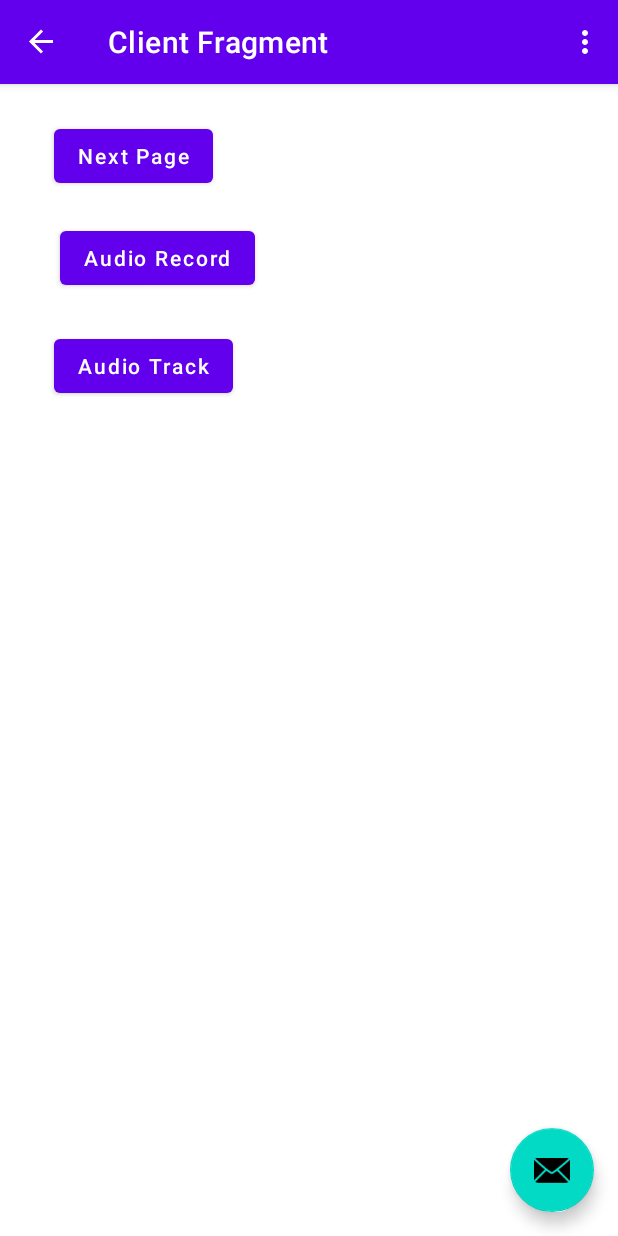
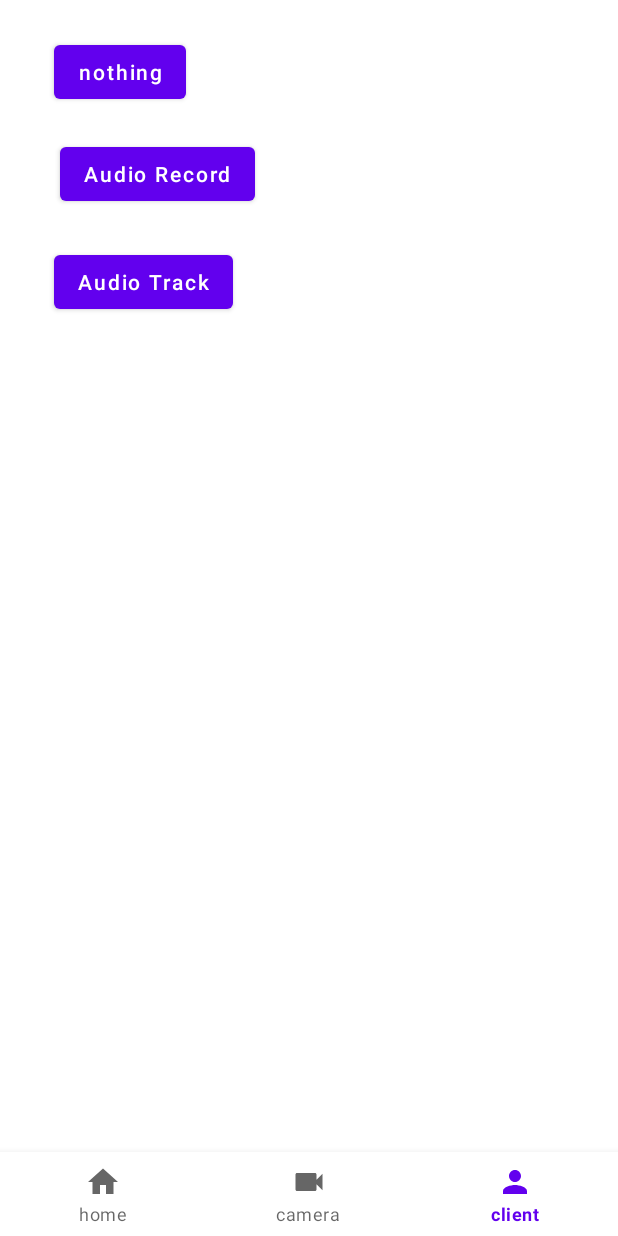
Before and after one commit to kevinhsu0411/Android-Real_Time_Monitor, an Android app: the ClientFragment screen opened through its navigation route, on a phone screen of 412 x 824 dp. Run offline under Robolectric (Android 15) with nearby library versions, the phone set to English and light mode, and no system bars; our stand-ins replace RxJava, navigation-ui; 1 statement that could not run was skipped.

Commit message:
1. 分頁功能切換用Navigation Bar完成 2. fix camera state

```diff
--- a/app/src/main/java/com/kevinserver/CameraFragment.kt
+++ b/app/src/main/java/com/kevinserver/CameraFragment.kt
@@ -12,7 +12,6 @@ import android.os.Bundle
 import android.util.Log
 import android.view.*
 import androidx.fragment.app.Fragment
-import androidx.navigation.fragment.findNavController
 import com.kevinserver.databinding.FragmentCameraBinding
 import java.io.*
 import android.view.LayoutInflater
@@ -24,6 +23,8 @@ import android.text.method.ScrollingMovementMethod
 import io.reactivex.Completable
 import io.reactivex.Observable
 import io.reactivex.ObservableEmitter
+import io.reactivex.disposables.Disposable
+import java.lang.Exception
 import java.text.SimpleDateFormat
 import java.util.*
 import java.util.concurrent.TimeUnit
@@ -76,9 +77,6 @@ class CameraFragment : Fragment() {
     override fun onViewCreated(view: View, savedInstanceState: Bundle?) {
         super.onViewCreated(view, savedInstanceState)
 
-        binding.buttonSecond.setOnClickListener {
-            findNavController().navigate(R.id.action_SecondFragment_to_ThreedFragment)
-        }
 
         activity?.let { showWifiIp(it) }
         initView(view)
@@ -149,9 +147,13 @@ class CameraFragment : Fragment() {
     }
 
     private fun startPreview() {
-        printLog("startPreview")
+        printLog("start Preview")
         queryPreviewIndex = 0
-        camera?.startPreview()
+        try {
+            camera?.startPreview()
+        } catch (e: Exception) {
+            printLog("*** can not startPreview ***")
+        }
     }
 
     private fun closePreview() {
@@ -182,11 +184,22 @@ class CameraFragment : Fragment() {
     }
 
     override fun onResume() {
-        printLog( "CAMERA onResume +++")
+        printLog( "Camera Fragment onResume +++")
         super.onResume()
         mSurfaceHolder.addCallback(mSurfaceHandlerCallback)
         camera?.setPreviewCallback(mPreviewCallback)
-        startPreview()
+        Completable.timer(2, TimeUnit.SECONDS).subscribe { startPreview() }
+    }
+
+    override fun onDestroy() {
+        super.onDestroy()
+        printLog( "Camera Fragment onDestroy +++")
+        timeOutStopPreviewDisposable?.dispose()
+    }
+
+    override fun onPause() {
+        super.onPause()
+        printLog( "Camera Fragment onPause +++")
     }
 
     var picture = PictureCallback { data, camera ->
@@ -245,7 +258,7 @@ class CameraFragment : Fragment() {
                         mSurfaceHolder = mFloatView.getHolder()
                         mSurfaceHolder.addCallback(mSurfaceHandlerCallback)
                         camera?.setPreviewCallback(mPreviewCallback)
-                        startPreview()
+                        Completable.timer(2, TimeUnit.SECONDS).subscribe { startPreview() }
                         isFloatView = true
                     }
                 } else {
@@ -265,14 +278,19 @@ class CameraFragment : Fragment() {
     }
 
     fun isHome(): Boolean {
-        val mActivityManager = activity?.getSystemService(Context.ACTIVITY_SERVICE) as ActivityManager
-        val rti = mActivityManager.getRunningTasks(1);
-        val strs = getHomes()
-        if (strs != null && strs.size > 0) {
-            return strs.contains(rti.get(0).topActivity?.getPackageName())
-        } else {
-            return false;
+        try {
+            val mActivityManager = activity?.let { it.getSystemService(Context.ACTIVITY_SERVICE) as ActivityManager }
+            val rti = mActivityManager?.getRunningTasks(1)
+            val strs = getHomes()
+            if (strs != null && strs.size > 0) {
+                return strs.contains(rti?.get(0)?.topActivity?.getPackageName())
+            } else {
+                return false
+            }
+        } catch (e: Exception) {
+            printLog(e.toString())
         }
+        return false;
     }
 
     private fun getHomes(): List<String>? {
@@ -289,8 +307,9 @@ class CameraFragment : Fragment() {
         return names
     }
 
+    var timeOutStopPreviewDisposable: Disposable ?= null
     private fun timeOutStopPreview() {
-        Observable.interval(1, TimeUnit.SECONDS).subscribe {
+        timeOutStopPreviewDisposable = Observable.interval(1, TimeUnit.SECONDS).subscribe {
             queryPreviewIndex++
             if (queryPreviewIndex >= mIdlePreviewTime) {
                 closePreview()
--- a/app/src/main/java/com/kevinserver/ClientFragment.kt
+++ b/app/src/main/java/com/kevinserver/ClientFragment.kt
@@ -60,7 +60,7 @@ class ClientFragment : Fragment() {
         super.onViewCreated(view, savedInstanceState)
 
         binding.clientNextPage.setOnClickListener {
-            findNavController().navigate(R.id.action_ThreedFragment_to_FirstFragment)
+            findNavController().navigate(R.id.ThreedFragment)
         }
 
         binding.clientAudioRecord.setOnClickListener {
--- a/app/src/main/java/com/kevinserver/FirstFragment.kt
+++ b/app/src/main/java/com/kevinserver/FirstFragment.kt
@@ -33,7 +33,7 @@ class FirstFragment : Fragment() {
         super.onViewCreated(view, savedInstanceState)
 
         binding.buttonFirst.setOnClickListener {
-            findNavController().navigate(R.id.action_FirstFragment_to_SecondFragment)
+            //findNavController().navigate(R.id.FirstFragment)
         }
     }
 
--- a/app/src/main/java/com/kevinserver/MainActivity.kt
+++ b/app/src/main/java/com/kevinserver/MainActivity.kt
@@ -16,12 +16,15 @@ import androidx.navigation.ui.navigateUp
 import androidx.navigation.ui.setupActionBarWithNavController
 import android.view.Menu
 import android.view.MenuItem
+import androidx.navigation.ui.NavigationUI.setupWithNavController
+import androidx.navigation.ui.setupWithNavController
+import com.google.android.material.bottomnavigation.BottomNavigationView
 import com.kevinserver.databinding.ActivityMainBinding
 
 
 class MainActivity : AppCompatActivity() {
 
-    private lateinit var appBarConfiguration: AppBarConfiguration
+    //private lateinit var appBarConfiguration: AppBarConfiguration
     private lateinit var binding: ActivityMainBinding
 
     companion object {
@@ -39,16 +42,9 @@ class MainActivity : AppCompatActivity() {
         ROOT_DIR_PATH = this.filesDir.toString()
         Log.d("KK", "rootPath = ${ROOT_DIR_PATH}")
 
-        setSupportActionBar(binding.toolbar)
-
+        val navView: BottomNavigationView = findViewById(R.id.nav_view)
         val navController = findNavController(R.id.nav_host_fragment_content_main)
-        appBarConfiguration = AppBarConfiguration(navController.graph)
-        setupActionBarWithNavController(navController, appBarConfiguration)
-
-        binding.fab.setOnClickListener { view ->
-            Snackbar.make(view, "Replace with your own action", Snackbar.LENGTH_LONG)
-                .setAction("Action", null).show()
-        }
+        navView.setupWithNavController(navController)
 
         initPowerWakeLock()
 
@@ -65,22 +61,6 @@ class MainActivity : AppCompatActivity() {
         }
     }
 
-    override fun onCreateOptionsMenu(menu: Menu): Boolean {
-        // Inflate the menu; this adds items to the action bar if it is present.
-        menuInflater.inflate(R.menu.menu_main, menu)
-        return true
-    }
-
-    override fun onOptionsItemSelected(item: MenuItem): Boolean {
-        // Handle action bar item clicks here. The action bar will
-        // automatically handle clicks on the Home/Up button, so long
-        // as you specify a parent activity in AndroidManifest.xml.
-        return when (item.itemId) {
-            R.id.action_settings -> true
-            else -> super.onOptionsItemSelected(item)
-        }
-    }
-
     override fun onPause() {
         Log.d("kk", "onPause --")
         super.onPause()
@@ -90,12 +70,6 @@ class MainActivity : AppCompatActivity() {
         Log.d("kk", "onDestroy --")
         super.onDestroy()
         wakeLock.release()
-    }
-
-    override fun onSupportNavigateUp(): Boolean {
-        val navController = findNavController(R.id.nav_host_fragment_content_main)
-        return navController.navigateUp(appBarConfiguration)
-                || super.onSupportNavigateUp()
     }
 
     fun init_web_service() {
--- /dev/null
+++ b/app/src/main/res/drawable-v24/ic_baseline_home_24.xml
@@ -0,0 +1,5 @@
+<vector android:autoMirrored="true" android:height="24dp"
+    android:tint="?attr/colorControlNormal" android:viewportHeight="24"
+    android:viewportWidth="24" android:width="24dp" xmlns:android="http://schemas.android.com/apk/res/android">
+    <path android:fillColor="@android:color/white" android:pathData="M10,20v-6h4v6h5v-8h3L12,3 2,12h3v8z"/>
+</vector>
--- /dev/null
+++ b/app/src/main/res/drawable/ic_baseline_person_24.xml
@@ -0,0 +1,10 @@
+<vector xmlns:android="http://schemas.android.com/apk/res/android"
+    android:width="24dp"
+    android:height="24dp"
+    android:viewportWidth="24"
+    android:viewportHeight="24"
+    android:tint="?attr/colorControlNormal">
+  <path
+      android:fillColor="@android:color/white"
+      android:pathData="M12,12c2.21,0 4,-1.79 4,-4s-1.79,-4 -4,-4 -4,1.79 -4,4 1.79,4 4,4zM12,14c-2.67,0 -8,1.34 -8,4v2h16v-2c0,-2.66 -5.33,-4 -8,-4z"/>
+</vector>
--- /dev/null
+++ b/app/src/main/res/drawable/ic_baseline_videocam_24.xml
@@ -0,0 +1,10 @@
+<vector xmlns:android="http://schemas.android.com/apk/res/android"
+    android:width="24dp"
+    android:height="24dp"
+    android:viewportWidth="24"
+    android:viewportHeight="24"
+    android:tint="?attr/colorControlNormal">
+  <path
+      android:fillColor="@android:color/white"
+      android:pathData="M17,10.5V7c0,-0.55 -0.45,-1 -1,-1H4c-0.55,0 -1,0.45 -1,1v10c0,0.55 0.45,1 1,1h12c0.55,0 1,-0.45 1,-1v-3.5l4,4v-11l-4,4z"/>
+</vector>
--- a/app/src/main/res/layout/activity_main.xml
+++ b/app/src/main/res/layout/activity_main.xml
@@ -6,29 +6,7 @@
     android:layout_height="match_parent"
     tools:context=".MainActivity">
 
-    <com.google.android.material.appbar.AppBarLayout
-        android:layout_width="match_parent"
-        android:layout_height="wrap_content"
-        android:theme="@style/Theme.KevinServer.AppBarOverlay">
-
-        <androidx.appcompat.widget.Toolbar
-            android:id="@+id/toolbar"
-            android:layout_width="match_parent"
-            android:layout_height="?attr/actionBarSize"
-            android:background="?attr/colorPrimary"
-            app:popupTheme="@style/Theme.KevinServer.PopupOverlay" />
-
-    </com.google.android.material.appbar.AppBarLayout>
-
     <include layout="@layout/content_main" />
 
-    <com.google.android.material.floatingactionbutton.FloatingActionButton
-        android:id="@+id/fab"
-        android:layout_width="wrap_content"
-        android:layout_height="wrap_content"
-        android:layout_gravity="bottom|end"
-        android:layout_marginEnd="@dimen/fab_margin"
-        android:layout_marginBottom="16dp"
-        app:srcCompat="@android:drawable/ic_dialog_email" />
 
 </androidx.coordinatorlayout.widget.CoordinatorLayout>
--- a/app/src/main/res/layout/content_main.xml
+++ b/app/src/main/res/layout/content_main.xml
@@ -16,4 +16,16 @@
         app:layout_constraintRight_toRightOf="parent"
         app:layout_constraintTop_toTopOf="parent"
         app:navGraph="@navigation/nav_graph" />
+
+    <com.google.android.material.bottomnavigation.BottomNavigationView
+        android:id="@+id/nav_view"
+        android:layout_width="0dp"
+        android:layout_height="wrap_content"
+        android:layout_marginStart="0dp"
+        android:layout_marginEnd="0dp"
+        android:background="?android:attr/windowBackground"
+        app:layout_constraintBottom_toBottomOf="parent"
+        app:layout_constraintLeft_toLeftOf="parent"
+        app:layout_constraintRight_toRightOf="parent"
+        app:menu="@menu/bottom_nav_menu" />
 </androidx.constraintlayout.widget.ConstraintLayout>
--- a/app/src/main/res/layout/fragment_client.xml
+++ b/app/src/main/res/layout/fragment_client.xml
@@ -12,7 +12,7 @@
         android:layout_height="wrap_content"
         android:layout_marginStart="36dp"
         android:layout_marginTop="24dp"
-        android:text="Next Page"
+        android:text="nothing"
         android:textAllCaps="false"
         app:layout_constraintStart_toStartOf="parent"
         app:layout_constraintTop_toTopOf="parent" />
--- a/app/src/main/res/layout/fragment_first.xml
+++ b/app/src/main/res/layout/fragment_first.xml
@@ -20,7 +20,7 @@
         android:id="@+id/button_first"
         android:layout_width="wrap_content"
         android:layout_height="wrap_content"
-        android:text="@string/next"
+        android:text="nothing"
         app:layout_constraintBottom_toBottomOf="parent"
         app:layout_constraintEnd_toEndOf="parent"
         app:layout_constraintStart_toStartOf="parent"
--- /dev/null
+++ b/app/src/main/res/menu/bottom_nav_menu.xml
@@ -0,0 +1,17 @@
+<?xml version="1.0" encoding="utf-8"?>
+<menu xmlns:android="http://schemas.android.com/apk/res/android"
+    xmlns:app="http://schemas.android.com/apk/res-auto">
+    <item
+        android:id="@+id/FirstFragment"
+        android:icon="@drawable/ic_baseline_home_24"
+        android:title="home" />
+    <item
+        android:id="@+id/SecondFragment"
+        android:icon="@drawable/ic_baseline_videocam_24"
+        android:title="camera" />
+
+    <item
+        android:id="@+id/ThreedFragment"
+        android:icon="@drawable/ic_baseline_person_24"
+        android:title="client" />
+</menu>
--- a/app/src/main/res/navigation/nav_graph.xml
+++ b/app/src/main/res/navigation/nav_graph.xml
@@ -11,9 +11,9 @@
         android:label="@string/first_fragment_label"
         tools:layout="@layout/fragment_first">
 
-        <action
-            android:id="@+id/action_FirstFragment_to_SecondFragment"
-            app:destination="@id/SecondFragment" />
+<!--        <action-->
+<!--            android:id="@+id/action_FirstFragment_to_SecondFragment"-->
+<!--            app:destination="@id/SecondFragment" />-->
     </fragment>
     <fragment
         android:id="@+id/SecondFragment"
@@ -21,9 +21,9 @@
         android:label="Camera Fragment"
         tools:layout="@layout/fragment_camera">
 
-        <action
-            android:id="@+id/action_SecondFragment_to_ThreedFragment"
-            app:destination="@id/ThreedFragment" />
+<!--        <action-->
+<!--            android:id="@+id/action_SecondFragment_to_ThreedFragment"-->
+<!--            app:destination="@id/ThreedFragment" />-->
     </fragment>
     <fragment
         android:id="@+id/ThreedFragment"
@@ -31,9 +31,9 @@
         android:label="Client Fragment"
         tools:layout="@layout/fragment_client">
 
-        <action
-            android:id="@+id/action_ThreedFragment_to_FirstFragment"
-            app:destination="@id/FirstFragment" />
+<!--        <action-->
+<!--            android:id="@+id/action_ThreedFragment_to_FirstFragment"-->
+<!--            app:destination="@id/FirstFragment" />-->
     </fragment>
 
 </navigation>
```
Also changed, not shown: app/src/main/res/layout/fragment_camera.xml (+8 -16 lines).
